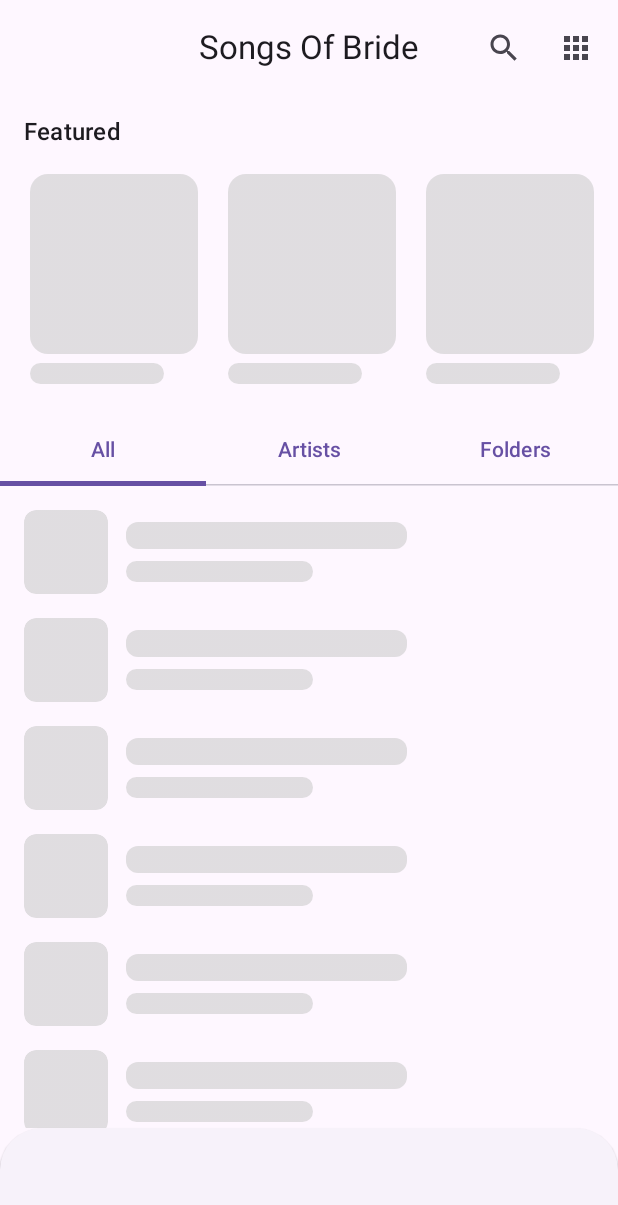
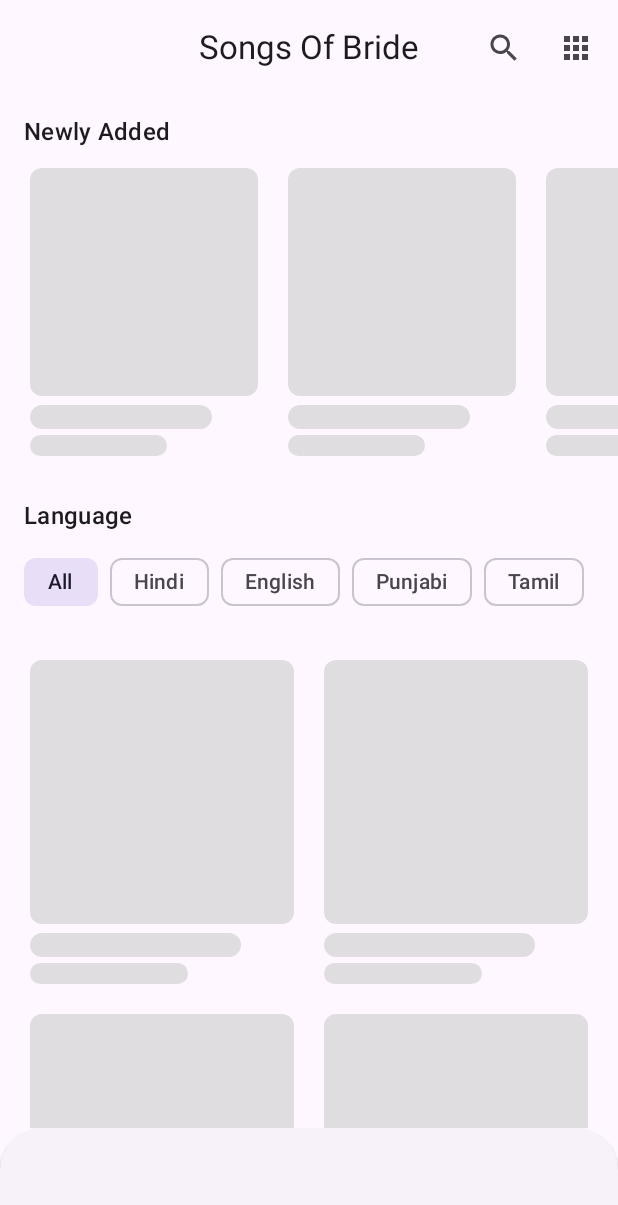
Before and after one commit to El-DMark/SongBook-Android, an Android app built with Jetpack Compose: the home screen opened through its navigation route, on a phone screen of 412 x 824 dp. Shown: the top 1205 px of the screen. Run offline under Robolectric (Android 15) with nearby library versions, the phone set to English and light mode, and no system bars; our stand-ins replace Shimmer; libraries missing offline, so code that uses them is left out: kotlinx.coroutines.guava; pictures from the network do not load; 2 statements that could not run were skipped.

Commit message:
UI Changes

```diff
--- a/app/build.gradle.kts
+++ b/app/build.gradle.kts
@@ -101,4 +101,6 @@ dependencies {
 // For coroutines + Guava interop
     implementation("org.jetbrains.kotlinx:kotlinx-coroutines-guava:1.7.3")
     implementation("com.google.code.gson:gson:2.10.1")
+    implementation("com.valentinilk.shimmer:compose-shimmer:1.0.3")
+
 }
--- a/app/src/main/java/com/paam/songbook/Model/SongRepository.kt
+++ b/app/src/main/java/com/paam/songbook/Model/SongRepository.kt
@@ -12,12 +12,26 @@ object SongRepository {
     private const val PREF_NAME = "song_cache"
     private const val KEY_JSON = "cached_json"
 
-    suspend fun loadSongs(context: Context, jsonUrl: String): List<Song> {
-        val json = fetchJson(jsonUrl)
-        //println("🎧 Raw JSON from Drive:\n$json")
-
-        cacheJson(context, json)
-        return parseJson(json)
+    suspend fun loadSongs(context: Context, jsonUrl: String, useCacheOnly: Boolean = false): List<Song> {
+        return try {
+            val json = if (useCacheOnly) {
+                getCachedJson(context) ?: throw Exception("No cached data available")
+            } else {
+                val fetched = fetchJson(jsonUrl)
+                cacheJson(context, fetched)
+                fetched
+            }
+            parseJson(json)
+        } catch (e: Exception) {
+            println("⚠️ Failed to load from network: ${e.message}")
+            getCachedJson(context)?.let {
+                println("📦 Using cached data")
+                parseJson(it)
+            } ?: run {
+                println("❌ No cached data available")
+                emptyList()
+            }
+        }
     }
 
     private suspend fun fetchJson(url: String): String = withContext(Dispatchers.IO) {
@@ -58,7 +72,7 @@ object SongRepository {
             Gson().fromJson(json, type)
         } catch (e: Exception) {
             println("❌ JSON parsing failed: ${e.message}")
-            throw e
+            emptyList()
         }
     }
 }
--- a/app/src/main/java/com/paam/songbook/media/MediaMapper.kt
+++ b/app/src/main/java/com/paam/songbook/media/MediaMapper.kt
@@ -6,12 +6,15 @@ import com.paam.songbook.model.Song
 fun MediaItem.toSong(): Song {
     val md = mediaMetadata
     val uri = localConfiguration?.uri?.toString() ?: ""
+
     return Song(
         songID = (md.title?.toString() + md.artist?.toString() + uri).hashCode(),
         title = md.title?.toString() ?: "Unknown Title",
         artist = md.artist?.toString() ?: "Unknown Artist",
         url = uri,
         albumArt = md.artworkUri?.toString() ?: "",
-        lyrics = "" // Add extras support if needed
+        lyrics = "",
+        language = md.extras?.getString("language") ?: "Unknown",
+        timestamp = md.extras?.getLong("timestamp") ?: System.currentTimeMillis()
     )
 }
--- a/app/src/main/java/com/paam/songbook/ui/MainScaffold.kt
+++ b/app/src/main/java/com/paam/songbook/ui/MainScaffold.kt
@@ -13,9 +13,11 @@ fun MainScaffold(controller: MediaController, navController: NavController) {
     val context = LocalContext.current
     var songs by remember { mutableStateOf<List<Song>>(emptyList()) }
 
+    //https://drive.google.com/file/d/1KcY6H496RaFyo-2nfzsxqIaKcVD44PCx/view?usp=sharing
+    //old https://drive.google.com/uc?export=download&id=1X6vU7zurfsh7im0jZ6r2Hd9x-ewZNn3h"
     // Load songs once
     LaunchedEffect(Unit) {
-        val jsonUrl = "https://drive.google.com/uc?export=download&id=1X6vU7zurfsh7im0jZ6r2Hd9x-ewZNn3h"
+        val jsonUrl = "https://drive.google.com/uc?export=download&id=1KcY6H496RaFyo-2nfzsxqIaKcVD44PCx"
         songs = SongRepository.loadSongs(context, jsonUrl)
     }
 
--- /dev/null
+++ b/app/src/main/java/com/paam/songbook/ui/components/LanguageFilterRow.kt
@@ -0,0 +1,49 @@
+package com.paam.songbook.ui.components
+
+import androidx.compose.foundation.layout.*
+import androidx.compose.foundation.lazy.LazyRow
+import androidx.compose.foundation.lazy.items
+import androidx.compose.material3.FilterChip
+import androidx.compose.material3.MaterialTheme
+import androidx.compose.material3.Text
+import androidx.compose.runtime.Composable
+import androidx.compose.ui.Modifier
+import androidx.compose.ui.unit.dp
+
+@Composable
+fun LanguageFilterRow(
+    languages: List<String>,
+    selectedLanguage: String?,
+    onLanguageSelected: (String?) -> Unit,
+    modifier: Modifier = Modifier
+) {
+    Column(modifier = modifier.padding(vertical = 12.dp)) {
+        Text(
+            text = "Language",
+            style = MaterialTheme.typography.titleMedium,
+            modifier = Modifier.padding(horizontal = 16.dp)
+        )
+
+        Spacer(modifier = Modifier.height(8.dp))
+
+        LazyRow(
+            contentPadding = PaddingValues(horizontal = 16.dp),
+            horizontalArrangement = Arrangement.spacedBy(8.dp)
+        ) {
+            item {
+                FilterChip(
+                    selected = selectedLanguage == null,
+                    onClick = { onLanguageSelected(null) },
+                    label = { Text("All") }
+                )
+            }
+            items(languages) { lang ->
+                FilterChip(
+                    selected = selectedLanguage == lang,
+                    onClick = { onLanguageSelected(lang) },
+                    label = { Text(lang) }
+                )
+            }
+        }
+    }
+}
--- /dev/null
+++ b/app/src/main/java/com/paam/songbook/ui/components/NewlyAddedCarousel.kt
@@ -0,0 +1,50 @@
+    package com.paam.songbook.ui.components
+
+    import androidx.compose.foundation.layout.*
+    import androidx.compose.foundation.lazy.LazyRow
+    import androidx.compose.foundation.lazy.items
+    import androidx.compose.material3.MaterialTheme
+    import androidx.compose.material3.Text
+    import androidx.compose.runtime.Composable
+    import androidx.compose.ui.Modifier
+    import androidx.compose.ui.unit.dp
+    import com.paam.songbook.model.Song
+
+    @Composable
+    fun NewlyAddedCarousel(
+        songs: List<Song>,
+        onSongSelected: (Song) -> Unit,
+        modifier: Modifier = Modifier
+    ) {
+        val sortedSongs = songs.sortedByDescending { it.timestamp }
+
+        Column(modifier = modifier.padding(vertical = 12.dp)) {
+            Text(
+                text = "Newly Added",
+                style = MaterialTheme.typography.titleMedium,
+                modifier = Modifier.padding(horizontal = 16.dp)
+            )
+
+            Spacer(modifier = Modifier.height(8.dp))
+
+            LazyRow(
+                contentPadding = PaddingValues(horizontal = 16.dp),
+                horizontalArrangement = Arrangement.spacedBy(12.dp)
+            ) {
+                if (songs.isEmpty()) {
+                    // Show shimmer placeholders while loading
+                    items(10) {
+                        ShimmerSongCard()
+                    }
+                } else {
+                    // Show real song cards
+                    items(sortedSongs.take(10)) { song ->
+                        SongCard(
+                            song = song,
+                            onClick = { onSongSelected(song) }
+                        )
+                    }
+                }
+            }
+        }
+    }
--- /dev/null
+++ b/app/src/main/java/com/paam/songbook/ui/components/ShimmerSongCard.kt
@@ -0,0 +1,42 @@
+package com.paam.songbook.ui.components
+
+import androidx.compose.foundation.layout.*
+import androidx.compose.runtime.Composable
+import androidx.compose.ui.Modifier
+import androidx.compose.ui.unit.dp
+
+@Composable
+fun ShimmerSongCard(modifier: Modifier = Modifier) {
+    Column(
+        modifier = modifier
+            .width(160.dp)
+            .padding(4.dp)
+    ) {
+        // Album art placeholder
+        Box(
+            modifier = Modifier
+                .aspectRatio(1f)
+                .shimmerEffect() // 👈 use your custom shimmer
+        )
+
+        Spacer(modifier = Modifier.height(6.dp))
+
+        // Title placeholder
+        Box(
+            modifier = Modifier
+                .height(16.dp)
+                .fillMaxWidth(0.8f)
+                .shimmerEffect()
+        )
+
+        Spacer(modifier = Modifier.height(4.dp))
+
+        // Artist placeholder
+        Box(
+            modifier = Modifier
+                .height(14.dp)
+                .fillMaxWidth(0.6f)
+                .shimmerEffect()
+        )
+    }
+}
--- a/app/src/main/java/com/paam/songbook/ui/components/SongList.kt
+++ b/app/src/main/java/com/paam/songbook/ui/components/SongList.kt
@@ -1,16 +1,13 @@
 package com.paam.songbook.ui.components
 
-import androidx.compose.foundation.layout.PaddingValues
-import androidx.compose.foundation.layout.fillMaxWidth
-import androidx.compose.foundation.layout.height
-import androidx.compose.foundation.layout.padding
-import androidx.compose.foundation.layout.size
-import androidx.compose.foundation.layout.width
-import androidx.compose.foundation.lazy.LazyColumn
-import androidx.compose.foundation.lazy.items
+import androidx.compose.foundation.layout.*
+import androidx.compose.foundation.lazy.grid.GridCells
+import androidx.compose.foundation.lazy.grid.LazyVerticalGrid
+import androidx.compose.foundation.lazy.grid.items
+import androidx.compose.material3.MaterialTheme
+import androidx.compose.material3.Text
 import androidx.compose.runtime.Composable
 import androidx.compose.ui.Modifier
-import androidx.compose.ui.draw.clip
 import androidx.compose.ui.unit.dp
 import com.paam.songbook.model.Song
 
@@ -18,55 +15,42 @@ import com.paam.songbook.model.Song
 fun SongList(
     songs: List<Song>,
     onSongSelected: (Song) -> Unit,
+    isLoading: Boolean,
     modifier: Modifier = Modifier,
-    contentPadding: PaddingValues = PaddingValues(vertical = 8.dp),
-    isLoading: Boolean = false
+    useGrid: Boolean = true
 ) {
-    LazyColumn(
-        modifier = modifier,
-        contentPadding = contentPadding
-    ) {
+    Column(modifier = modifier.padding(horizontal = 16.dp)) {
         if (isLoading) {
-            items(6) { SongItemSkeleton() }
+            LazyVerticalGrid(
+                columns = GridCells.Fixed(2),
+                verticalArrangement = Arrangement.spacedBy(12.dp),
+                horizontalArrangement = Arrangement.spacedBy(12.dp),
+                contentPadding = PaddingValues(vertical = 12.dp)
+            ) {
+                items(6) {
+                    ShimmerSongCard()
+                }
+            }
+        } else if (songs.isEmpty()) {
+            Text(
+                text = "No songs found.",
+                style = MaterialTheme.typography.bodyMedium,
+                modifier = Modifier.padding(top = 24.dp)
+            )
         } else {
-            items(songs) { song ->
-                SongRow(song = song, onClick = { onSongSelected(song) })
+            LazyVerticalGrid(
+                columns = if (useGrid) GridCells.Fixed(2) else GridCells.Fixed(1),
+                verticalArrangement = Arrangement.spacedBy(12.dp),
+                horizontalArrangement = Arrangement.spacedBy(12.dp),
+                contentPadding = PaddingValues(vertical = 12.dp)
+            ) {
+                items(songs) { song ->
+                    SongCard(
+                        song = song,
+                        onClick = { onSongSelected(song) }
+                    )
+                }
             }
         }
     }
 }
-
-@Composable
-private fun SongItemSkeleton() {
-    androidx.compose.foundation.layout.Row(
-        modifier = Modifier
-            .fillMaxWidth()
-            .padding(horizontal = 16.dp, vertical = 8.dp),
-        verticalAlignment = androidx.compose.ui.Alignment.CenterVertically
-    ) {
-        androidx.compose.foundation.layout.Box(
-            modifier = Modifier
-                .size(56.dp)
-                .clip(androidx.compose.foundation.shape.RoundedCornerShape(8.dp))
-                .shimmerEffect()
-        )
-        androidx.compose.foundation.layout.Spacer(Modifier.width(12.dp))
-        androidx.compose.foundation.layout.Column(Modifier.weight(1f)) {
-            androidx.compose.foundation.layout.Box(
-                modifier = Modifier
-                    .height(18.dp)
-                    .fillMaxWidth(0.6f)
-                    .clip(androidx.compose.foundation.shape.RoundedCornerShape(4.dp))
-                    .shimmerEffect()
-            )
-            androidx.compose.foundation.layout.Spacer(Modifier.height(8.dp))
-            androidx.compose.foundation.layout.Box(
-                modifier = Modifier
-                    .height(14.dp)
-                    .fillMaxWidth(0.4f)
-                    .clip(androidx.compose.foundation.shape.RoundedCornerShape(4.dp))
-                    .shimmerEffect()
-            )
-        }
-    }
-}
--- a/app/src/main/java/com/paam/songbook/ui/home/HomeScreen.kt
+++ b/app/src/main/java/com/paam/songbook/ui/home/HomeScreen.kt
@@ -6,14 +6,12 @@ import androidx.compose.material.icons.Icons
 import androidx.compose.material.icons.filled.Apps
 import androidx.compose.material.icons.filled.Search
 import androidx.compose.material3.*
-import androidx.compose.material3.TabRowDefaults.tabIndicatorOffset
 import androidx.compose.runtime.*
 import androidx.compose.ui.Modifier
 import androidx.compose.ui.unit.dp
 import androidx.navigation.NavController
 import com.paam.songbook.model.Song
 import com.paam.songbook.ui.components.*
-import com.paam.songbook.ui.extractFolder
 import kotlinx.coroutines.launch
 import androidx.media3.session.MediaController
 
@@ -26,11 +24,9 @@ fun HomeScreen(
     controller: MediaController,
     modifier: Modifier = Modifier
 ) {
-    var selectedTab by remember { mutableStateOf(0) }
-    val tabs = listOf("All", "Artists", "Folders")
-
     var isSearching by remember { mutableStateOf(false) }
     var query by remember { mutableStateOf("") }
+    var selectedLanguage by remember { mutableStateOf<String?>(null) }
 
     val drawerState = rememberDrawerState(initialValue = DrawerValue.Closed)
     val scope = rememberCoroutineScope()
@@ -84,12 +80,11 @@ fun HomeScreen(
                     .padding(padding)
                     .fillMaxSize()
             ) {
-                // Animated search bar
                 AnimatedVisibility(visible = isSearching) {
                     SearchBar(
                         query = query,
                         onQueryChange = { query = it },
-                        onSearch = { /* trigger search */ },
+                        onSearch = {},
                         active = false,
                         onActiveChange = {},
                         placeholder = { Text("Search songs...") },
@@ -99,40 +94,27 @@ fun HomeScreen(
                     ) {}
                 }
 
-                // Featured row (extracted)
-                FeaturedRow(songs = songs, onSongSelected = onSongSelected)
+                NewlyAddedCarousel(
+                    songs = songs,
+                    onSongSelected = onSongSelected
+                )
 
-                // Tabs
-                TabRow(
-                    selectedTabIndex = selectedTab,
-                    indicator = { tabPositions ->
-                        TabRowDefaults.Indicator(
-                            Modifier.tabIndicatorOffset(tabPositions[selectedTab]),
-                            color = MaterialTheme.colorScheme.primary
-                        )
-                    }
-                ) {
-                    tabs.forEachIndexed { index, title ->
-                        Tab(
-                            selected = selectedTab == index,
-                            onClick = { selectedTab = index },
-                            text = { Text(title) }
-                        )
-                    }
+                LanguageFilterRow(
+                    languages = listOf("Hindi", "English", "Punjabi", "Tamil"),
+                    selectedLanguage = selectedLanguage,
+                    onLanguageSelected = { selectedLanguage = it }
+                )
+
+                val filteredSongs = songs.filter {
+                    (selectedLanguage == null || it.language == selectedLanguage) &&
+                            (query.isBlank() || it.title.contains(query, true) || it.artist.contains(query, true))
                 }
-
-                // Filtered songs
-                val filteredSongs = if (query.isNotBlank()) {
-                    songs.filter {
-                        it.title.contains(query, ignoreCase = true) ||
-                                it.artist.contains(query, ignoreCase = true)
-                    }
-                } else songs
 
                 SongList(
                     songs = filteredSongs,
                     onSongSelected = onSongSelected,
-                    isLoading = songs.isEmpty()
+                    isLoading = songs.isEmpty(),
+                    useGrid = true
                 )
             }
         }
```
Also changed, not shown: app/src/main/java/com/paam/songbook/Model/SongModels.kt (+54 -51 lines), app/src/main/java/com/paam/songbook/ui/components/SongCard.kt (added, +57 -0 lines).
